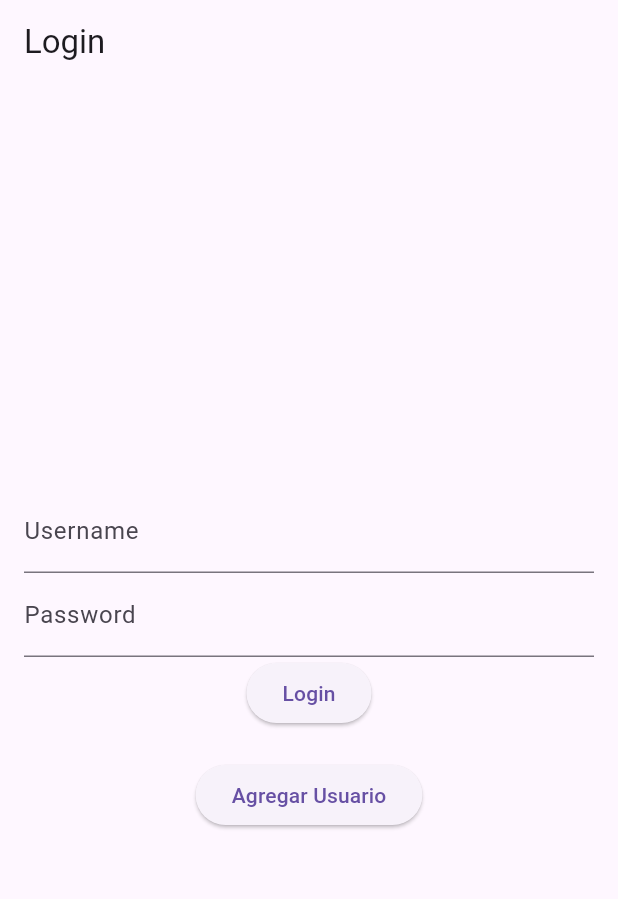
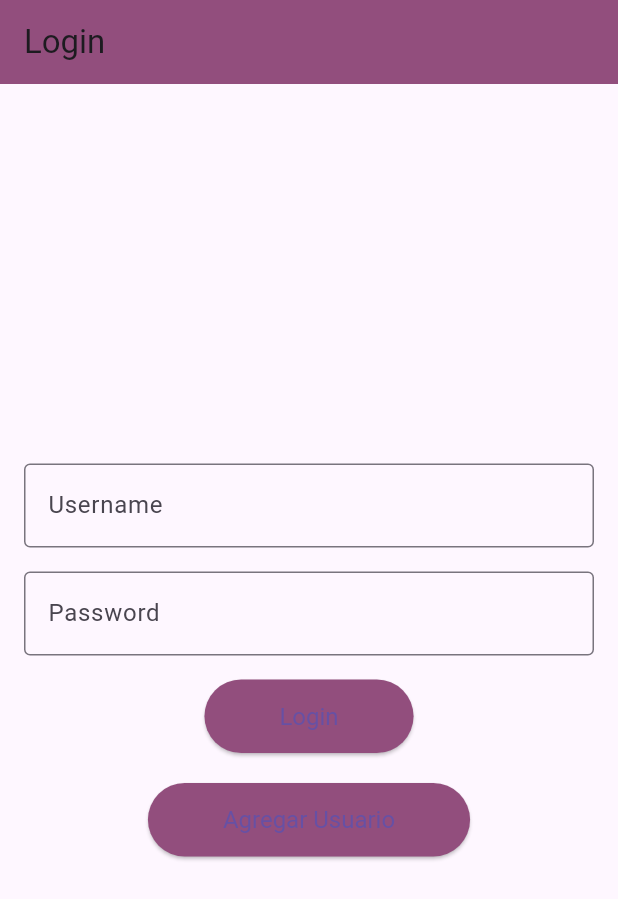
Before and after one commit to JiovannyVega/lista_cotejo, a Flutter app: the screen it shows after launch, on a phone screen of 412 x 824 dp. Shown: the top 899 px of the screen. Run offline on Flutter 3.47's test engine with Material 3 defaults, Android fonts, the phone set to English and light mode, and no system bars; our stand-ins replace sqflite, table_calendar; accounts and stored records are empty.

Commit message:
Se aplica el cambio de color

```diff
--- a/lib/main.dart
+++ b/lib/main.dart
@@ -272,6 +272,9 @@ class MainApp extends StatelessWidget {
   Widget build(BuildContext context) {
     return MaterialApp(
       debugShowCheckedModeBanner: false,
+      theme: ThemeData(
+        primaryColor: Color(0xFF924e7d), // Update primary color
+      ),
       initialRoute: '/',
       routes: {
         '/': (context) => LoginScreen(database: database),
--- a/lib/screens/add_user_screen.dart
+++ b/lib/screens/add_user_screen.dart
@@ -104,6 +104,7 @@ class _AddUserScreenState extends State<AddUserScreen> {
     return Scaffold(
       appBar: AppBar(
         title: const Text('Agregar Usuario'),
+        backgroundColor: const Color(0xFF924e7d), // Update primary color
       ),
       body: Padding(
         padding: const EdgeInsets.all(16.0),
--- a/lib/screens/login_screen.dart
+++ b/lib/screens/login_screen.dart
@@ -59,9 +59,12 @@ class _LoginScreenState extends State<LoginScreen> {
     return Scaffold(
       appBar: AppBar(
         title: const Text('Login'),
+        backgroundColor: const Color(0xFF924e7d), // Update primary color
       ),
       body: Padding(
         padding: const EdgeInsets.all(16.0),
+        child: Center(
+          child: SingleChildScrollView(
             child: Form(
               key: _formKey,
               child: Column(
@@ -69,7 +72,10 @@ class _LoginScreenState extends State<LoginScreen> {
                 children: [
                   TextFormField(
                     controller: _usernameController,
-                decoration: const InputDecoration(labelText: 'Username'),
+                    decoration: const InputDecoration(
+                      labelText: 'Username',
+                      border: OutlineInputBorder(),
+                    ),
                     validator: (value) {
                       if (value == null || value.isEmpty) {
                         return 'Por favor, ingrese su usuario';
@@ -77,9 +83,13 @@ class _LoginScreenState extends State<LoginScreen> {
                       return null;
                     },
                   ),
+                  const SizedBox(height: 16),
                   TextFormField(
                     controller: _passwordController,
-                decoration: const InputDecoration(labelText: 'Password'),
+                    decoration: const InputDecoration(
+                      labelText: 'Password',
+                      border: OutlineInputBorder(),
+                    ),
                     obscureText: true,
                     validator: (value) {
                       if (value == null || value.isEmpty) {
@@ -88,14 +98,25 @@ class _LoginScreenState extends State<LoginScreen> {
                       return null;
                     },
                   ),
+                  const SizedBox(height: 16),
                   ElevatedButton(
                     onPressed: _login,
                     child: const Text('Login'),
+                    style: ElevatedButton.styleFrom(
+                      backgroundColor:
+                          const Color(0xFF924e7d), // Update primary color
+                      padding: const EdgeInsets.symmetric(
+                          horizontal: 50, vertical: 15),
+                      textStyle: const TextStyle(fontSize: 16),
+                    ),
                   ),
                   if (_errorMessage.isNotEmpty)
-                Text(
+                    Padding(
+                      padding: const EdgeInsets.only(top: 16),
+                      child: Text(
                         _errorMessage,
                         style: const TextStyle(color: Colors.red),
+                      ),
                     ),
                   const SizedBox(height: 20),
                   ElevatedButton(
@@ -103,8 +124,17 @@ class _LoginScreenState extends State<LoginScreen> {
                       Navigator.pushNamed(context, '/add_user');
                     },
                     child: const Text('Agregar Usuario'),
+                    style: ElevatedButton.styleFrom(
+                      backgroundColor:
+                          const Color(0xFF924e7d), // Update primary color
+                      padding: const EdgeInsets.symmetric(
+                          horizontal: 50, vertical: 15),
+                      textStyle: const TextStyle(fontSize: 16),
+                    ),
                   ),
                 ],
+              ),
+            ),
           ),
         ),
       ),
--- a/lib/screens/pass_attendance_screen.dart
+++ b/lib/screens/pass_attendance_screen.dart
@@ -74,6 +74,7 @@ class _PassAttendanceScreenState extends State<PassAttendanceScreen> {
     return Scaffold(
       appBar: AppBar(
         title: const Text('Pasar Asistencia'),
+        backgroundColor: const Color(0xFF924e7d), // Update primary color
       ),
       body: FutureBuilder<List<Map<String, dynamic>>>(
         future: _getAlumnos(),
--- a/lib/screens/settings_screen.dart
+++ b/lib/screens/settings_screen.dart
@@ -172,6 +172,7 @@ class SettingsScreen extends StatelessWidget {
     return Scaffold(
       appBar: AppBar(
         title: const Text('Ajustes'),
+        backgroundColor: const Color(0xFF924e7d), // Update primary color
       ),
       body: Center(
         child: Column(
--- a/lib/screens/students_screen.dart
+++ b/lib/screens/students_screen.dart
@@ -153,6 +153,7 @@ class _StudentsScreenState extends State<StudentsScreen> {
     return Scaffold(
       appBar: AppBar(
         title: const Text('Lista de Alumnos'),
+        backgroundColor: const Color(0xFF924e7d), // Update primary color
       ),
       body: FutureBuilder<List<Map<String, dynamic>>>(
         future: _getAlumnos(),
@@ -205,6 +206,7 @@ class _StudentsScreenState extends State<StudentsScreen> {
       floatingActionButton: FloatingActionButton(
         onPressed: () => _showAddStudentDialog(context),
         child: const Icon(Icons.add),
+        backgroundColor: const Color(0xFF924e7d), // Update primary color
       ),
     );
   }
```
Also changed, not shown: lib/screens/activity_detail_screen.dart (+26 -9 lines), lib/screens/alumno_detail_screen.dart (+22 -6 lines), lib/screens/group_screen.dart (+18 -1 lines), lib/screens/home_screen.dart (+10 -1 lines). Lines whose indentation alone changed are shown as unchanged.
